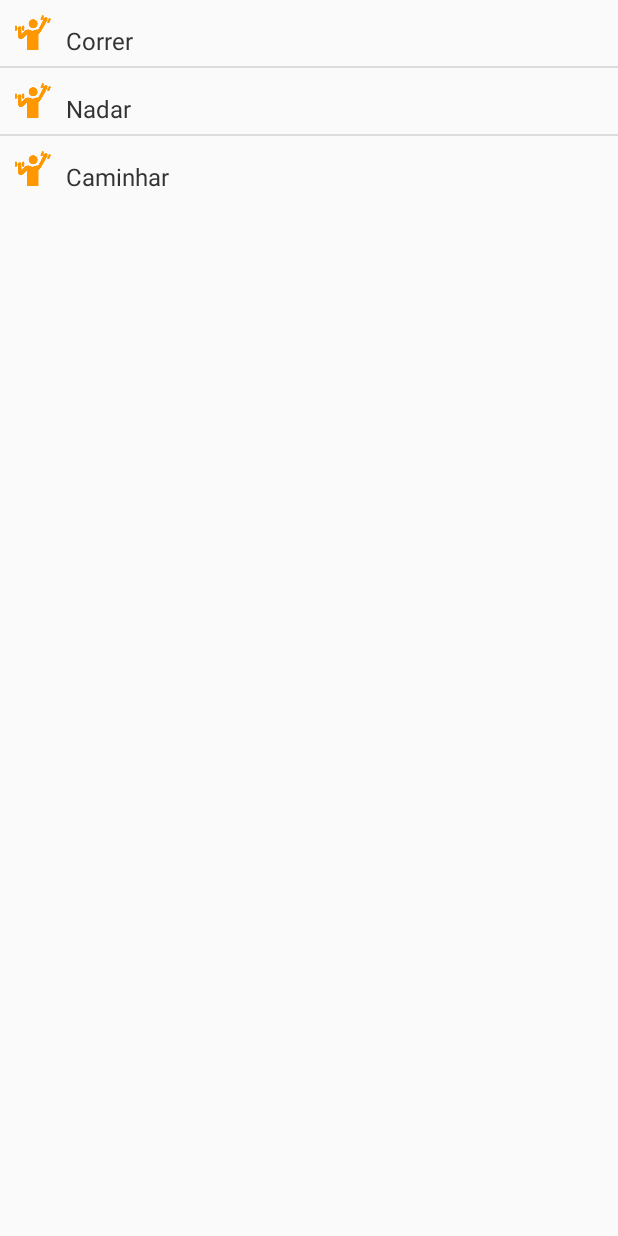
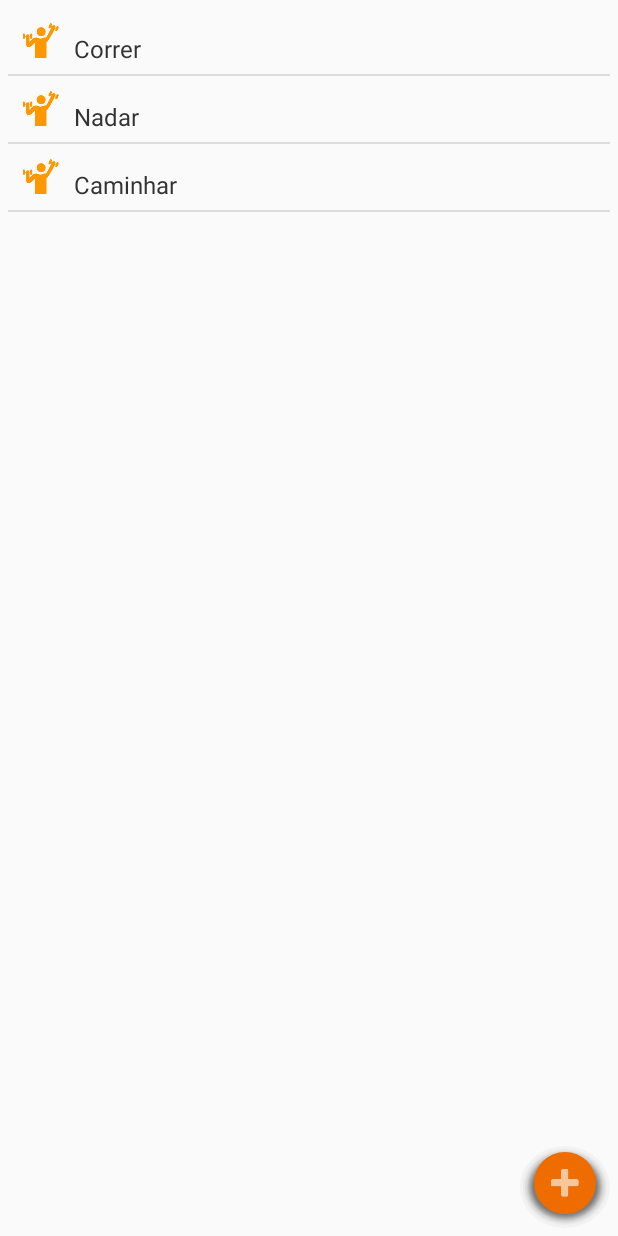
Before and after one commit to fabricaM8/seniorsApp, an Android app: the fragment EventsPhysicalActivitiesFragment shown on its own in the app's theme, on a phone screen of 412 x 824 dp. Run offline under Robolectric (Android 15) with nearby library versions, the phone set to English and light mode, and no system bars.

Commit message:
Resultado de merge com codigo de laecyo

```diff
--- a/app/src/main/java/br/com/fabricam8/seniorsapp/fragments/EventsPhysicalActivitiesFragment.java
+++ b/app/src/main/java/br/com/fabricam8/seniorsapp/fragments/EventsPhysicalActivitiesFragment.java
@@ -36,7 +36,7 @@ public class EventsPhysicalActivitiesFragment extends Fragment {
     @Override
     public View onCreateView(LayoutInflater inflater, ViewGroup container, Bundle savedInstanceState) {
 
-        View rootView = inflater.inflate(R.layout.pager_item, container, false);
+        View rootView = inflater.inflate(R.layout.pager_events_activity, container, false);
         load(rootView);
         ViewCompat.setElevation(rootView, 50);
         return rootView;
--- /dev/null
+++ b/app/src/main/res/layout/pager_events_activity.xml
@@ -0,0 +1,37 @@
+<RelativeLayout xmlns:android="http://schemas.android.com/apk/res/android"
+    xmlns:tools="http://schemas.android.com/tools"
+    android:id="@+id/events_layout"
+    android:layout_width="match_parent"
+    android:layout_height="match_parent"
+    android:paddingBottom="@dimen/activity_vertical_margin"
+    android:paddingLeft="@dimen/activity_horizontal_margin"
+    android:paddingRight="@dimen/activity_horizontal_margin"
+    android:paddingTop="@dimen/activity_vertical_margin"
+    tools:context="br.com.fabricam8.seniorsapp.EventsListActivity">
+
+    <ListView
+        android:id="@+id/listView"
+        android:layout_width="fill_parent"
+        android:layout_height="fill_parent"
+        android:layout_alignParentTop="true"
+        android:layout_alignParentLeft="true"
+        android:layout_alignParentStart="true" />
+
+    <ImageButton
+        android:id="@+id/btEventsAddActivity"
+        android:layout_width="60dp"
+        android:layout_height="60dp"
+        android:src="@drawable/ic_action_add"
+        android:background="@drawable/bt_round"
+        android:layout_alignParentBottom="true"
+        android:layout_alignParentRight="true"
+        android:layout_alignParentEnd="true"
+        android:onClick="viewAddActivityForm"
+        android:nestedScrollingEnabled="false" />
+
+    <TextView android:id="@+id/empty_list"
+        android:layout_width="match_parent"
+        android:layout_height="match_parent"
+        android:text="Não há atividades cadastradss"
+        android:padding="6dip" />
+</RelativeLayout>
--- a/app/src/main/res/values/strings.xml
+++ b/app/src/main/res/values/strings.xml
@@ -13,6 +13,7 @@
     <string name="action_cancel">Cancelar</string>
     <string name="title_activity_location">Minha localização</string>
     <string name="title_activity_medication_form">Cadastrar medicação</string>
+    <string name="title_activity_exercise_form">Cadastrar atividade</string>
     <string name="title_activity_medication_info">Resumo</string>
 
 
```
Also changed, not shown: app/src/main/AndroidManifest.xml (+11 -0 lines), app/src/main/java/br/com/fabricam8/seniorsapp/EventsListActivity.java (+4 -5 lines), app/src/main/java/br/com/fabricam8/seniorsapp/ExerciseFormActivity.java (renamed from app/src/main/java/br/com/fabricam8/seniorsapp/activity_form.java, +3 -8 lines), app/src/main/res/layout/activity_activity_form.xml (+125 -5 lines).
